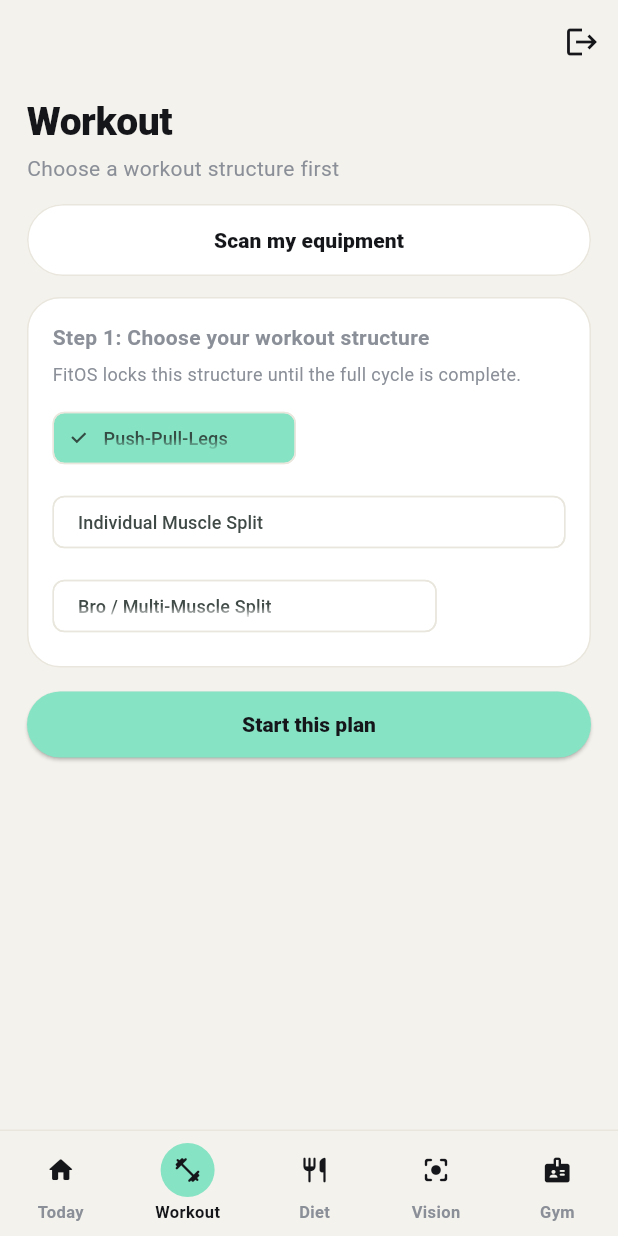
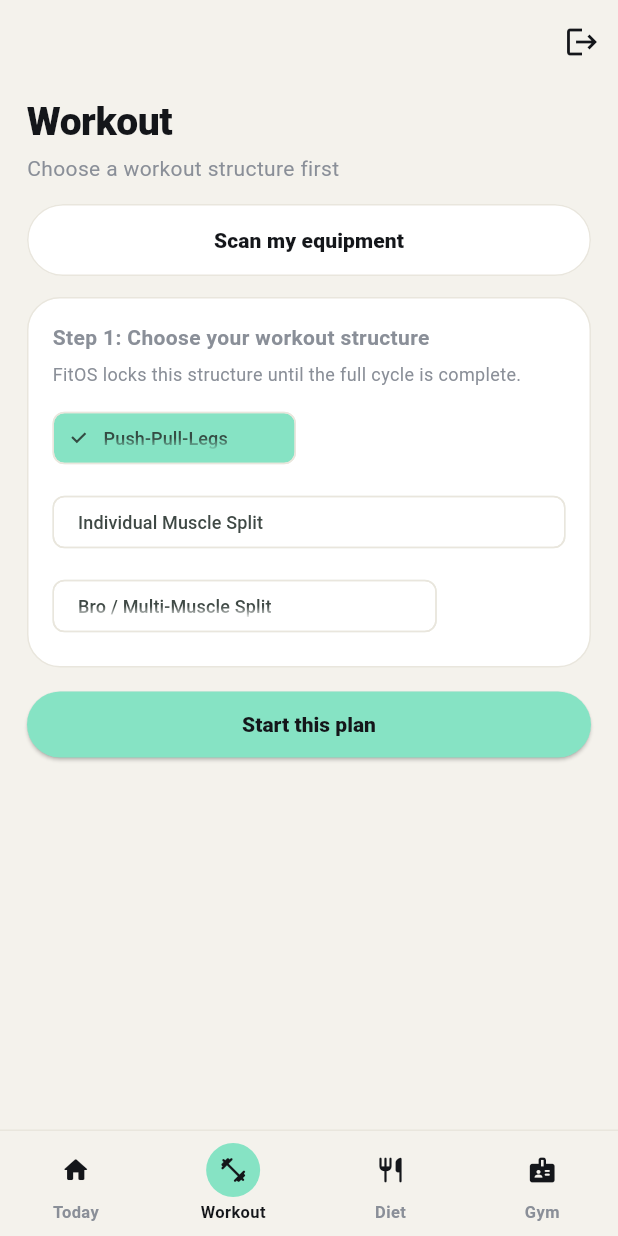
Before and after one commit to mehtahet619/FitOS, a Flutter app: the HomeShell screen opened directly, item 2 of the bottom bar chosen, on a phone screen of 412 x 824 dp. Run offline on Flutter 3.47's test engine with Material 3 defaults, Android fonts, the phone set to English and light mode, and no system bars; our stand-ins replace camera, geolocator, shared_preferences; missing offline and left inert: google_mlkit_pose_detection, mobile_scanner; accounts and stored records are empty; network calls fail.

Commit message:
Remove Vision tab from mobile navigation

```diff
--- a/mobile/lib/screens/home_shell.dart
+++ b/mobile/lib/screens/home_shell.dart
@@ -3,7 +3,6 @@ import '../theme/app_theme.dart';
 import 'today_screen.dart';
 import 'workout_screen.dart';
 import 'diet_screen.dart';
-import 'vision_screen.dart';
 import 'gym_screen.dart';
 import '../api/api_client.dart';
 import 'auth_screen.dart';
@@ -21,7 +20,6 @@ class _HomeShellState extends State<HomeShell> {
     TodayScreen(),
     WorkoutScreen(),
     DietScreen(),
-    VisionScreen(),
     GymScreen(),
   ];
 
@@ -29,7 +27,6 @@ class _HomeShellState extends State<HomeShell> {
     (icon: Icons.home_rounded, label: "Today"),
     (icon: Icons.fitness_center_rounded, label: "Workout"),
     (icon: Icons.restaurant_rounded, label: "Diet"),
-    (icon: Icons.center_focus_strong_rounded, label: "Vision"),
     (icon: Icons.badge_rounded, label: "Gym"),
   ];
 
```
